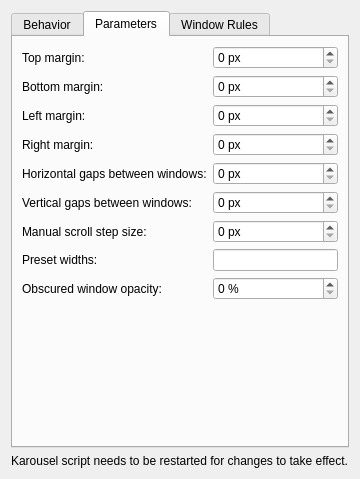
Old version of the form package/contents/ui/config.ui in the repository peterfajdiga/karousel.
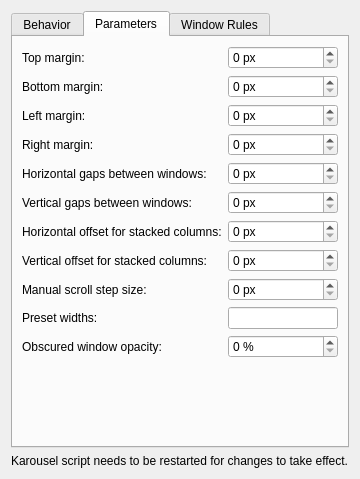
New version of the form. The open tabs and pages were chosen to show the change.

Commit message: Column: make stack offsets configurable

```diff
--- a/package/contents/ui/config.ui
+++ b/package/contents/ui/config.ui
@@ -280,13 +280,55 @@
                             </item>
 
                             <item row="6" column="0">
+                                <widget class="QLabel" name="label_stackOffsetX">
+                                    <property name="text">
+                                        <string>Horizontal offset for stacked columns:</string>
+                                    </property>
+                                </widget>
+                            </item>
+                            <item row="6" column="1">
+                                <widget class="QSpinBox" name="kcfg_stackOffsetX">
+                                    <property name="suffix">
+                                        <string> px</string>
+                                    </property>
+                                    <property name="maximum">
+                                        <number>999</number>
+                                    </property>
+                                    <property name="value">
+                                        <number>0</number>
+                                    </property>
+                                </widget>
+                            </item>
+
+                            <item row="7" column="0">
+                                <widget class="QLabel" name="label_stackOffsetY">
+                                    <property name="text">
+                                        <string>Vertical offset for stacked columns:</string>
+                                    </property>
+                                </widget>
+                            </item>
+                            <item row="7" column="1">
+                                <widget class="QSpinBox" name="kcfg_stackOffsetY">
+                                    <property name="suffix">
+                                        <string> px</string>
+                                    </property>
+                                    <property name="maximum">
+                                        <number>999</number>
+                                    </property>
+                                    <property name="value">
+                                        <number>0</number>
+                                    </property>
+                                </widget>
+                            </item>
+
+                            <item row="8" column="0">
                                 <widget class="QLabel" name="label_manualScrollStep">
                                     <property name="text">
                                         <string>Manual scroll step size:</string>
                                     </property>
                                 </widget>
                             </item>
-                            <item row="6" column="1">
+                            <item row="8" column="1">
                                 <widget class="QSpinBox" name="kcfg_manualScrollStep">
                                     <property name="suffix">
                                         <string> px</string>
@@ -300,7 +342,7 @@
                                 </widget>
                             </item>
 
-                            <item row="7" column="0">
+                            <item row="9" column="0">
                                 <widget class="QLabel" name="label_presetWidths">
                                     <property name="text">
                                         <string>Preset widths:</string>
@@ -310,7 +352,7 @@
                                     </property>
                                 </widget>
                             </item>
-                            <item row="7" column="1">
+                            <item row="9" column="1">
                                 <widget class="QLineEdit" name="kcfg_presetWidths">
                                     <property name="toolTip">
                                         <string>Comma-separated list of widths. Supported units: "px" and "%".</string>
@@ -318,14 +360,14 @@
                                 </widget>
                             </item>
 
-                            <item row="8" column="0">
+                            <item row="10" column="0">
                                 <widget class="QLabel" name="label_offScreenOpacity">
                                     <property name="text">
                                         <string>Obscured window opacity:</string>
                                     </property>
                                 </widget>
                             </item>
-                            <item row="8" column="1">
+                            <item row="10" column="1">
                                 <widget class="QSpinBox" name="kcfg_offScreenOpacity">
                                     <property name="suffix">
                                         <string> %</string>
```
The commit also changes 6 other files.
